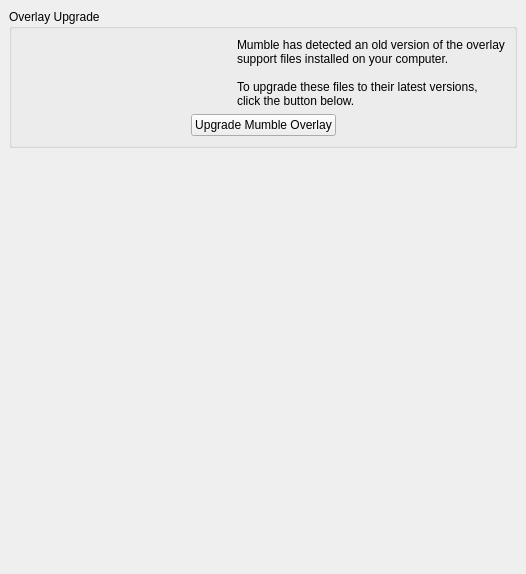
The window that src/mumble/Overlay.ui (mumble-voip/mumble) describes before a commit, drawn with Qt 5.
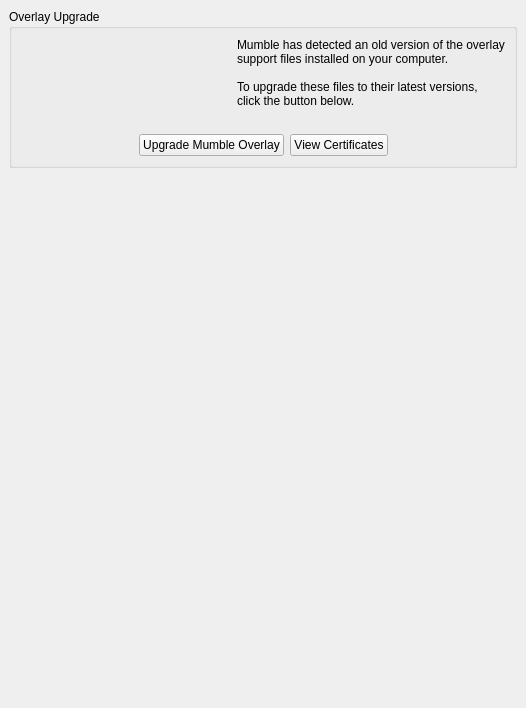
The same window after the commit. The open tabs and pages were chosen to show the change. Icons and pictures are not drawn.

Commit message: Switch Mac OS X overlay installer to a signed Apple .pkg installer.

Diff of the .ui file:
```diff
--- a/src/mumble/Overlay.ui
+++ b/src/mumble/Overlay.ui
@@ -7,7 +7,7 @@
     <x>0</x>
     <y>0</y>
     <width>526</width>
-    <height>574</height>
+    <height>708</height>
    </rect>
   </property>
   <property name="windowTitle">
@@ -265,7 +265,7 @@
          </property>
          <layout class="QVBoxLayout" name="verticalLayout_6">
           <item>
-           <layout class="QHBoxLayout" name="horizontalLayout_3">
+           <layout class="QHBoxLayout" name="horizontalLayout_5">
             <item>
              <widget class="QLabel" name="qlInstallIcon">
               <property name="text">
@@ -352,9 +352,9 @@
          <property name="title">
           <string>Overlay Upgrade</string>
          </property>
-         <layout class="QVBoxLayout" name="verticalLayout_8">
+         <layout class="QVBoxLayout" name="verticalLayout_12">
           <item>
-           <layout class="QHBoxLayout" name="horizontalLayout_5">
+           <layout class="QHBoxLayout" name="horizontalLayout_3">
             <item>
              <widget class="QLabel" name="qlUpgradeIcon">
               <property name="text">
@@ -366,6 +366,8 @@
              </widget>
             </item>
             <item>
+             <layout class="QVBoxLayout" name="verticalLayout_8">
+              <item>
              <widget class="QLabel" name="qlUpgradeText">
               <property name="text">
                <string>Mumble has detected an old version of the overlay support files installed on your computer.
@@ -377,6 +379,15 @@
               </property>
              </widget>
             </item>
+              <item>
+               <widget class="QLabel" name="qlUpgradeValidityText">
+                <property name="text">
+                 <string/>
+                </property>
+               </widget>
+              </item>
+             </layout>
+            </item>
            </layout>
           </item>
           <item>
@@ -401,6 +412,13 @@
               </property>
              </widget>
             </item>
+            <item>
+             <widget class="QPushButton" name="qpbUpgradeShowCerts">
+              <property name="text">
+               <string>View Certificates</string>
+              </property>
+             </widget>
+            </item>
             <item>
              <spacer name="horizontalSpacer_5">
               <property name="orientation">
```
Left out of the diff: 22 changed lines with no effect on the pictures. Lines whose indentation alone changed are shown as unchanged. The commit also changes 13 other files.
